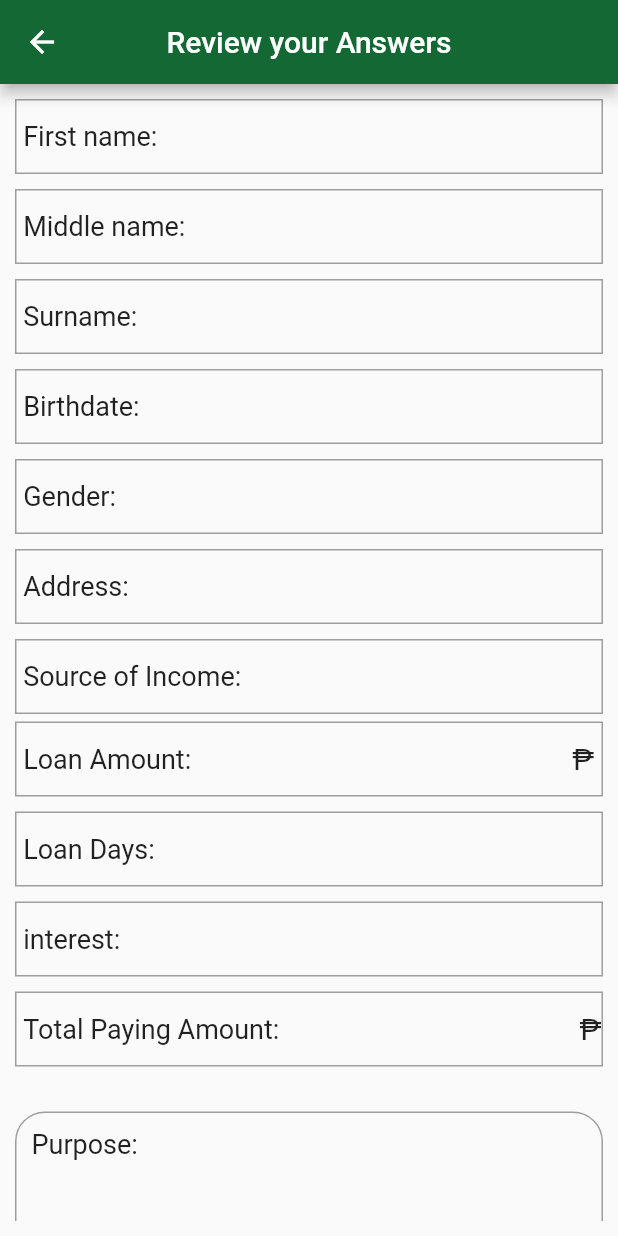
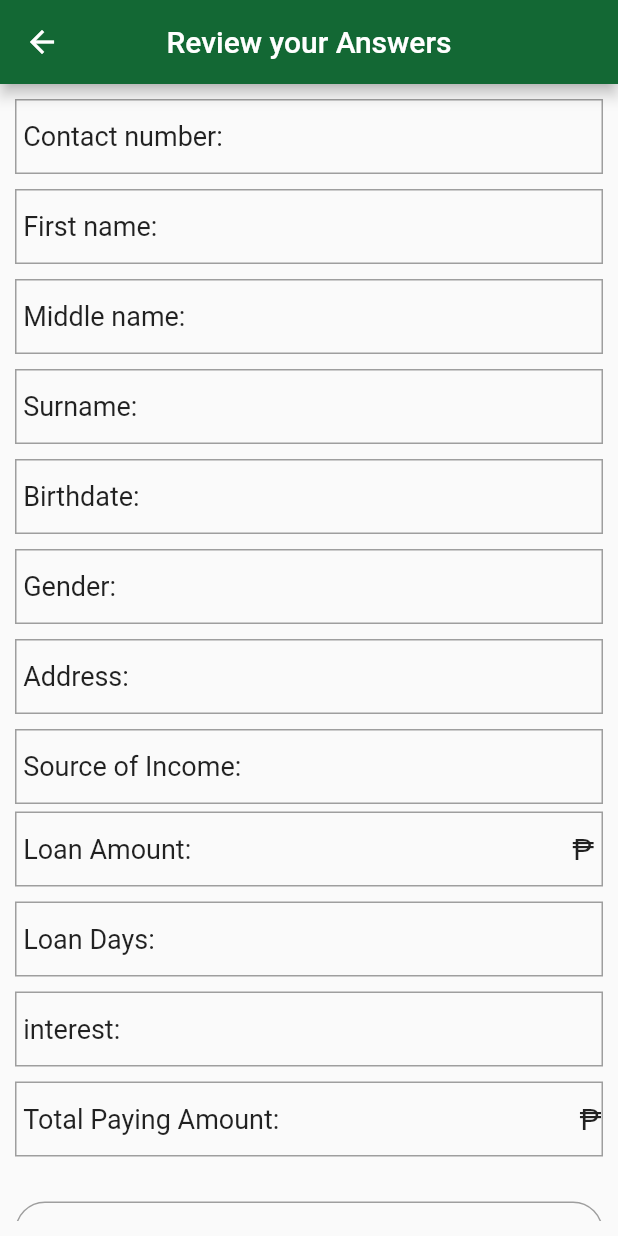
Before and after one commit to moneytaps/moneytapss, a Flutter app: the ConfirmUser screen opened directly with empty values, on a phone screen of 412 x 824 dp. Run offline on Flutter 3.47's test engine with Material 2 defaults, Android fonts, the phone set to English and light mode, and no system bars; our stand-ins replace carousel_slider, expandable_text, matcher, smooth_page_indicator.

Commit message:
FE repair

```diff
--- a/lib/pages/homepages/barrowpages/confirm_user.dart
+++ b/lib/pages/homepages/barrowpages/confirm_user.dart
@@ -19,9 +19,11 @@ class ConfirmUser extends StatefulWidget {
       required this.purpose,
       required this.interest,
       required this.totalAmount,
+        required this.contact,
       required this.days})
       : super(key: key);
   String firstName,
+  contact,
       middleName,
       surName,
       birth,
@@ -77,12 +79,39 @@ class _ConfirmUserState extends State<ConfirmUser> {
                     mainAxisAlignment: MainAxisAlignment.spaceBetween,
                     children: [
                       Text(
+                        "Contact number:  ",
+                        textAlign: TextAlign.center,
+                        style: TextStyle(fontSize: 18),
+                      ),
+                      Text(
+                        "${widget.contact}",
+                        style: TextStyle(fontSize: 20),
+                      ),
+                    ],
+                  ),
+                ),
+                SizedBox(
+                  height: 10,
+                ),
+                Container(
+                  height: 50,
+                  width: 300,
+                  decoration: BoxDecoration(
+                    border: Border.all(
+                      width: 1,
+                      color: Colors.grey,
+                    ),
+                  ),
+                  child: Row(
+                    mainAxisAlignment: MainAxisAlignment.spaceBetween,
+                    children: [
+                      Text(
                         "First name:  ",
                         textAlign: TextAlign.center,
                         style: TextStyle(fontSize: 18),
                       ),
                       Text(
-                        "${widget.middleName}",
+                        "${widget.firstName}",
                         style: TextStyle(fontSize: 20),
                       ),
                     ],
--- a/lib/pages/homepages/barrowpages/personinfo_page.dart
+++ b/lib/pages/homepages/barrowpages/personinfo_page.dart
@@ -22,6 +22,8 @@ class _UserBarrowState extends State<UserBarrow> {
   var _purpose;
   var _interest;
   var _totalAmount;
+  var _contact;
+  final _contactController = TextEditingController();
   final _totalAmountController = TextEditingController();
   final _interestController = TextEditingController();
   final _purposeController = TextEditingController();
@@ -38,6 +40,7 @@ class _UserBarrowState extends State<UserBarrow> {
   @override
   void initState() {
     super.initState();
+    _contactController.addListener(_updateText);
     _totalAmountController.addListener(_updateText);
     _interestController.addListener(_updateText);
     _purposeController.addListener(_updateText);
@@ -54,6 +57,7 @@ class _UserBarrowState extends State<UserBarrow> {
 
   void _updateText() {
     setState(() {
+      _contact =_contactController.text;
       _totalAmount = _totalAmountController.text;
       _interest = _interestController.text;
       _purpose = _purposeController.text;
@@ -117,10 +121,23 @@ class _UserBarrowState extends State<UserBarrow> {
       body: Container(
         padding: EdgeInsets.all(20.0),
         child: ListView(
-          children: [
+          children: [TextFormField(
+            validator: (value) {
+              return value!.isEmpty ? "Please enter your phone number " : null;
+            },
+            controller: _contactController,
+            style: TextStyle(fontSize: 18),
+            decoration: InputDecoration(
+              labelText: 'Phone number',
+              border: OutlineInputBorder(
+                  borderSide: BorderSide(color: Colors.green)),
+            ),
+          ),
+            Text("Your legal Firstname is ${_contactController.text}  "),
+            SizedBox(height: 20),
             TextFormField(
               validator: (value) {
-                return value!.isEmpty ? "Please enter your first name" : null;
+                return value!.isEmpty ? "Please enter your Phone number" : null;
               },
               controller: _firstController,
               style: TextStyle(fontSize: 18),
@@ -299,6 +316,7 @@ class _UserBarrowState extends State<UserBarrow> {
           MaterialPageRoute(
             builder: (context) {
               return ConfirmUser(
+                contact: _contactController.text,
                 firstName: _firstController.text,
                 middleName: _middleController.text,
                 surName: _surController.text,
```
Also changed, not shown: api_sever/client_api_serv.dart (+8 -5 lines), lib/model/model.dart (+11 -20 lines), lib/model/usermodel.dart (deleted, +0 -50 lines), lib/pages/admin/admin_home_screen.dart (+21 -18 lines), lib/pages/admin/api_service.dart (+12 -10 lines), lib/pages/admin/findClient/find&clients.dart (deleted, +0 -76 lines), 1 other file.
